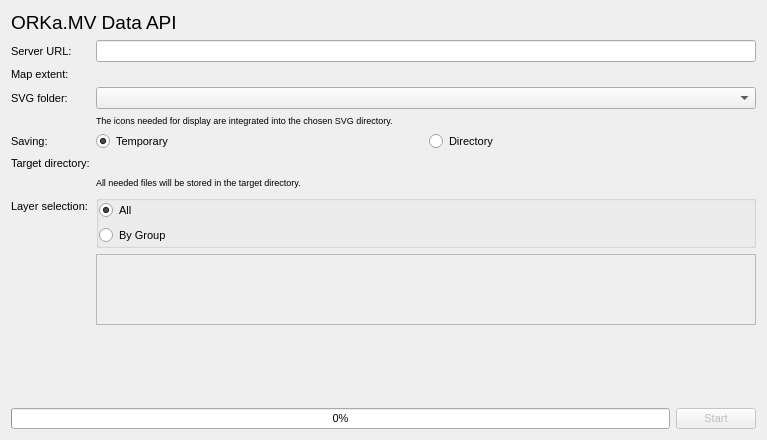
terrestris/orkamv-data-api-plugin, file orkamv_data_api_plugin_dialog_base.ui: the form before one commit.
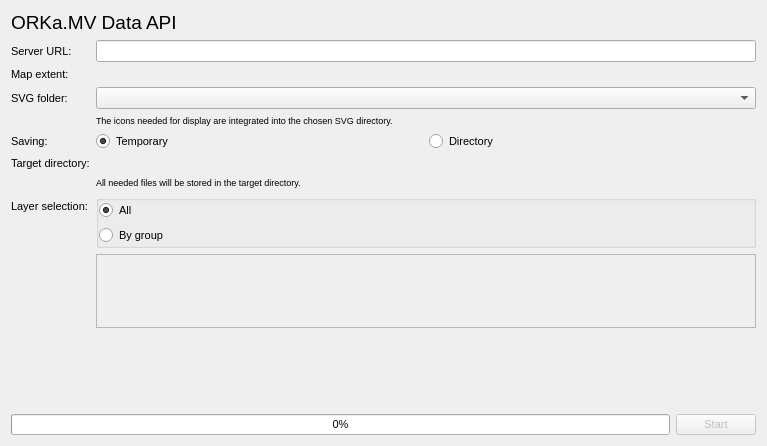
The form after the commit. Custom widgets are drawn as their Qt base class.

```diff
--- a/orkamv_data_api_plugin_dialog_base.ui
+++ b/orkamv_data_api_plugin_dialog_base.ui
@@ -7,7 +7,7 @@
     <x>0</x>
     <y>0</y>
     <width>767</width>
-    <height>440</height>
+    <height>446</height>
    </rect>
   </property>
   <property name="font">
@@ -193,7 +193,7 @@
         <item>
          <widget class="QRadioButton" name="layer_radio_groups">
           <property name="text">
-           <string>By Group</string>
+           <string>By group</string>
           </property>
          </widget>
         </item>
@@ -211,7 +211,7 @@
           <x>0</x>
           <y>0</y>
           <width>655</width>
-          <height>67</height>
+          <height>73</height>
          </rect>
         </property>
         <layout class="QGridLayout" name="gridLayout"/>
```
